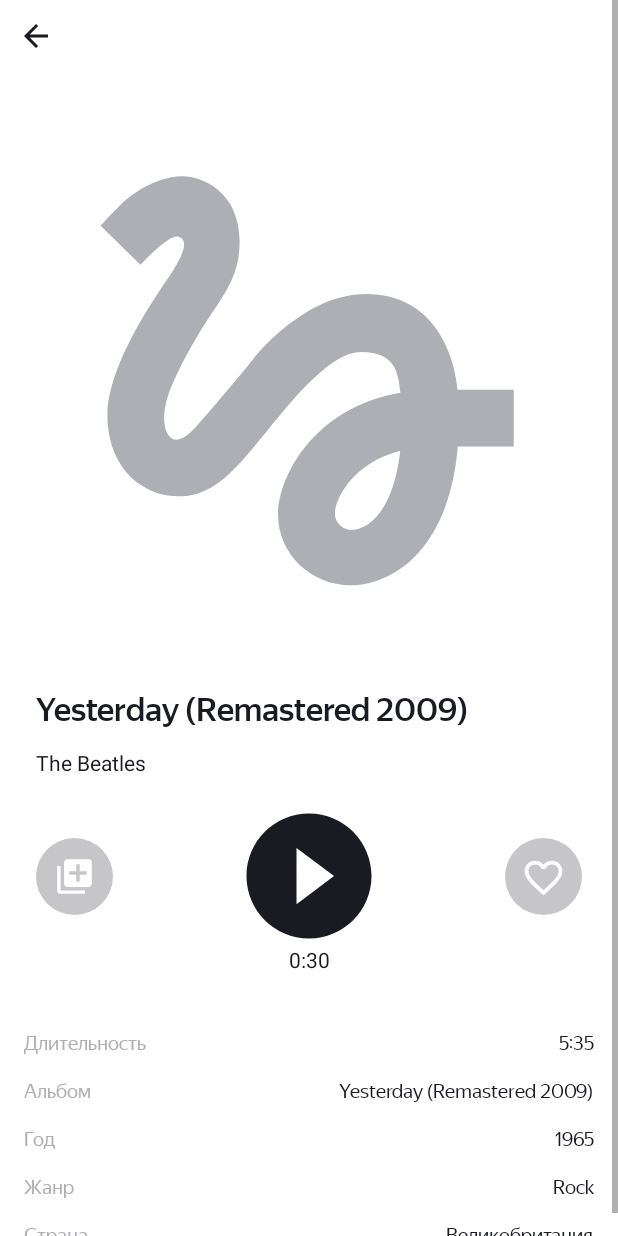
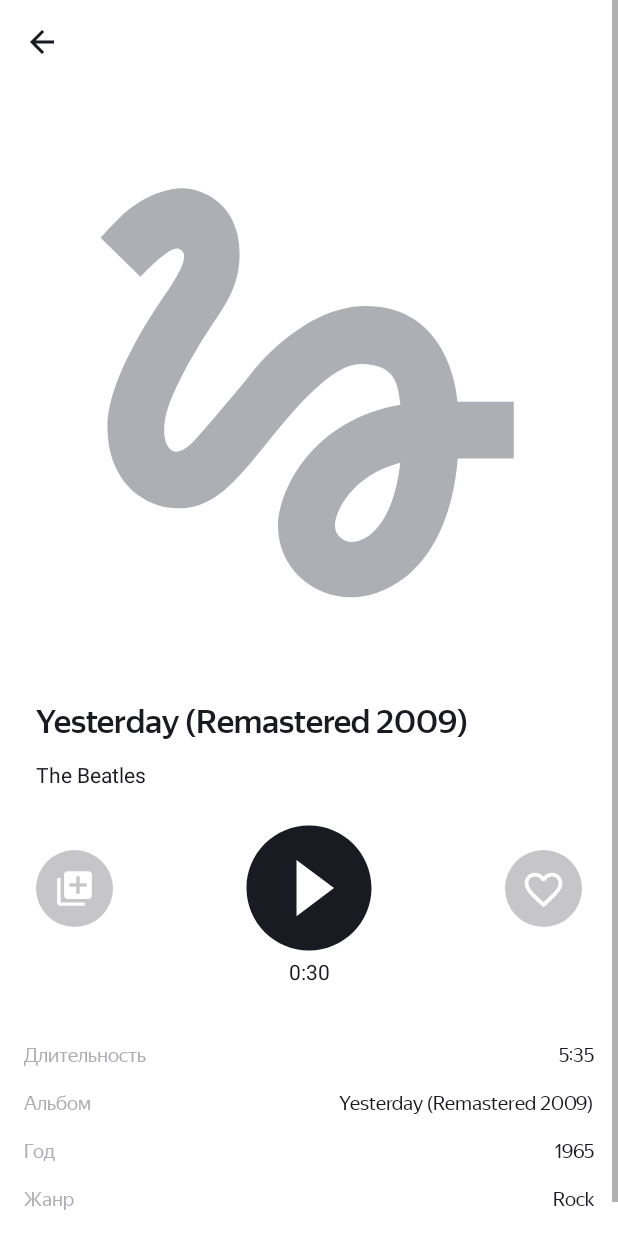
Before and after one commit to Rothmann-Daniel/Playlist-Maker, an Android app: the AudioPlayer screen opened directly, with no data from a screen before it, on a phone screen of 412 x 824 dp. Run offline under Robolectric (Android 15) with nearby library versions, the phone set to English and light mode, and no system bars; pictures from the network do not load; 9 statements that could not run were skipped.

```diff
--- a/app/src/main/java/com/example/playlistmaker/AudioPlayer.kt
+++ b/app/src/main/java/com/example/playlistmaker/AudioPlayer.kt
@@ -12,6 +12,7 @@ import androidx.core.view.WindowInsetsCompat
 import com.bumptech.glide.Glide
 import com.bumptech.glide.load.resource.bitmap.RoundedCorners
 import com.example.playlistmaker.model.Track
+import com.google.android.material.appbar.MaterialToolbar
 import com.google.gson.Gson
 import java.text.SimpleDateFormat
 import java.util.Locale
@@ -29,7 +30,7 @@ class AudioPlayer : AppCompatActivity() {
 
 
         // Включаем кнопку "Назад" в Toolbar
-        val toolbar = findViewById<ImageButton>(R.id.toolbar_audioplayer)
+        val toolbar = findViewById<MaterialToolbar>(R.id.toolbar_audioplayer)
         toolbar.setOnClickListener {
             finish()
         }
--- a/app/src/main/res/layout/activity_audio_player.xml
+++ b/app/src/main/res/layout/activity_audio_player.xml
@@ -4,7 +4,8 @@
     android:layout_height="match_parent"
     android:background="@color/white">
 
-    <androidx.constraintlayout.widget.ConstraintLayout xmlns:android="http://schemas.android.com/apk/res/android"
+    <androidx.constraintlayout.widget.ConstraintLayout
+        xmlns:android="http://schemas.android.com/apk/res/android"
         xmlns:app="http://schemas.android.com/apk/res-auto"
         xmlns:tools="http://schemas.android.com/tools"
         android:id="@+id/main"
@@ -40,15 +41,16 @@
             android:orientation="vertical"
             app:layout_constraintGuide_end="@dimen/padding_16" />
 
-        <ImageButton
+
+        <com.google.android.material.appbar.MaterialToolbar
             android:id="@+id/toolbar_audioplayer"
-            android:layout_width="48dp"
-            android:layout_height="48dp"
+            android:layout_width="0dp"
+            android:layout_height="wrap_content"
             android:background="@null"
-            app:layout_constraintEnd_toEndOf="@id/left_guideline_24"
-            app:layout_constraintStart_toStartOf="@id/left_guideline_24"
+            app:layout_constraintStart_toStartOf="parent"
+            app:layout_constraintEnd_toEndOf="parent"
             app:layout_constraintTop_toTopOf="parent"
-            app:srcCompat="@drawable/back" />
+            app:navigationIcon="@drawable/back" />
 
         <ImageView
             android:id="@+id/iv_Cover"
--- a/app/src/main/res/values/colors.xml
+++ b/app/src/main/res/values/colors.xml
@@ -39,6 +39,7 @@
 
 
     <color name="textColor_AudioPlayer">#1A1B22</color>
+    <color name="progress_bar">@color/blue</color>
 
 
 </resources>
```
Also changed, not shown: app/src/main/java/com/example/playlistmaker/search/SearchActivity.kt (+74 -24 lines), app/src/main/res/layout/activity_search.xml (+23 -9 lines).
